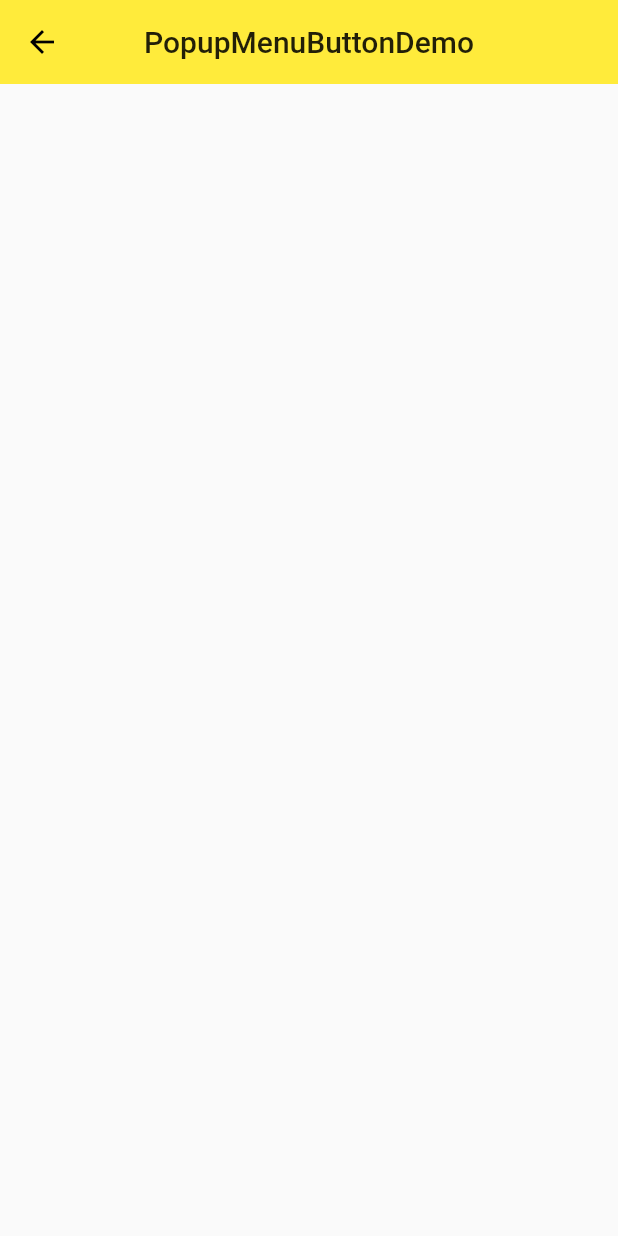
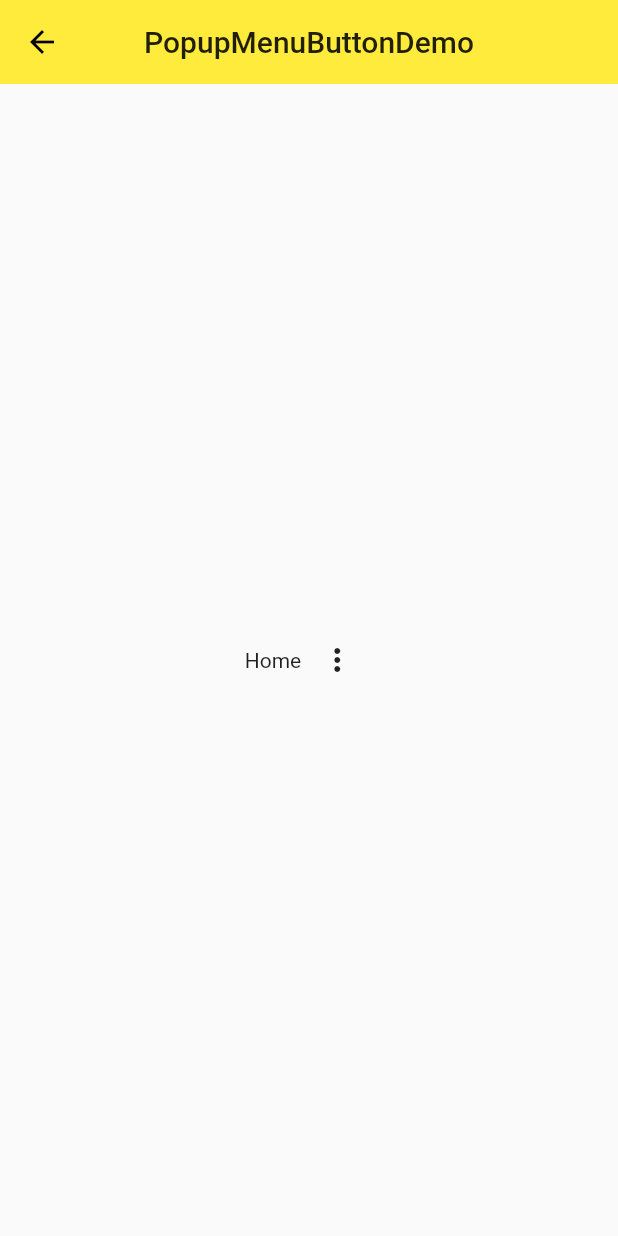
Before and after one commit to chenzulu123/FlutterDemo, a Flutter app: the screen it shows after launch, on a phone screen of 412 x 824 dp. Run offline on Flutter 3.47's test engine with Material 2 defaults, Android fonts, the phone set to English and light mode, and no system bars.

Commit message:
新增PopupMenuButtonDemo下拉菜单

```diff
--- a/lib/demo/button/popup_menu_button_demo.dart
+++ b/lib/demo/button/popup_menu_button_demo.dart
@@ -8,6 +8,7 @@ class PopupMenuButtonDemo extends StatefulWidget {
 }
 
 class _PopupMenuButtonDemoState extends State<PopupMenuButtonDemo> {
+  String _currentMenuItem = 'Home';
   @override
   Widget build(BuildContext context) {
     return Scaffold(
@@ -21,6 +22,28 @@ class _PopupMenuButtonDemoState extends State<PopupMenuButtonDemo> {
         padding: EdgeInsets.all(16),
         child: Column(
           mainAxisAlignment: MainAxisAlignment.center,
+          children: <Widget>[
+            Row(
+              mainAxisAlignment: MainAxisAlignment.center,
+              children: <Widget>[
+                Text(_currentMenuItem),
+                PopupMenuButton(
+                  onSelected: (value) {
+                    // 设置选中的值
+                    setState(() {
+                      _currentMenuItem = value;
+                    });
+                    print(value);
+                  },
+                  itemBuilder: (BuildContext context) => [
+                    PopupMenuItem(value: 'Home', child: Text('Home')),
+                    PopupMenuItem(value: 'Discover', child: Text('Discover')),
+                    PopupMenuItem(value: 'Community', child: Text('Community'))
+                  ],
+                ),
+              ],
+            )
+          ],
         ),
       ),
     );
```
